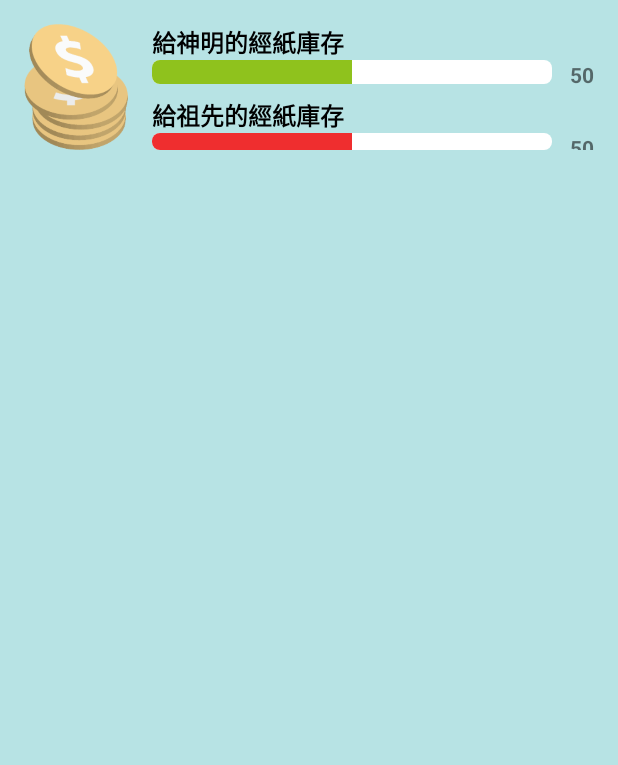
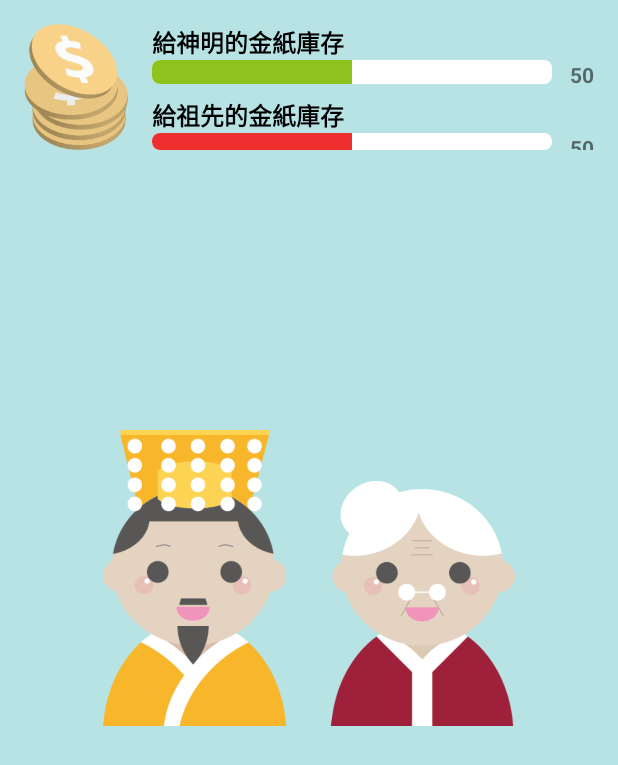
Before and after one commit to zzdanny/conlab_e-burner, an Android app: the screen it shows after launch (ChooseActivity), after a tap on "登入", on a phone screen of 412 x 824 dp. Shown: the top 765 px of the screen. Run offline under Robolectric (Android 15) with nearby library versions, the phone set to English and light mode, and no system bars; 4 statements that could not run were skipped.

Commit message:
Layout choose_target. Rename MainActivity to LoginActivity.

```diff
--- a/app/src/main/AndroidManifest.xml
+++ b/app/src/main/AndroidManifest.xml
@@ -12,7 +12,7 @@
         android:supportsRtl="true"
         android:theme="@style/AppTheme">
         <activity
-            android:name=".activity.MainActivity"
+            android:name=".activity.LoginActivity"
             android:screenOrientation="portrait">
             <intent-filter>
                 <action android:name="android.intent.action.MAIN" />
--- a/app/src/main/java/tw/ntust/e_burner/activity/ChooseActivity.java
+++ b/app/src/main/java/tw/ntust/e_burner/activity/ChooseActivity.java
@@ -2,14 +2,34 @@ package tw.ntust.e_burner.activity;
 
 import android.app.Activity;
 import android.os.Bundle;
+import android.view.View;
+import android.widget.ImageView;
 
 import tw.ntust.e_burner.R;
 
 public class ChooseActivity extends Activity {
 
+    private ImageView imgEmperor, imgAncestor;
+
     @Override
     protected void onCreate(Bundle savedInstanceState) {
         super.onCreate(savedInstanceState);
-        setContentView(R.layout.activity_choose);
+        setContentView(R.layout.choose_target);
+        initComponents_chooseTarget();
     }
+
+    private void initComponents_chooseTarget() {
+        imgEmperor = (ImageView) findViewById(R.id.chooseAmount_imgEmperor);
+        imgAncestor = (ImageView) findViewById(R.id.chooseAmount_imgAncestor);
+
+        View.OnClickListener onChooseTargetClickListener = new View.OnClickListener() {
+            @Override
+            public void onClick(View view) {
+
+            }
+        };
+        imgEmperor.setOnClickListener(onChooseTargetClickListener);
+        imgAncestor.setOnClickListener(onChooseTargetClickListener);
+    }
+
 }
--- a/app/src/main/java/tw/ntust/e_burner/activity/MainActivity.java
+++ b/app/src/main/java/tw/ntust/e_burner/activity/LoginActivity.java
@@ -8,19 +8,15 @@ import android.widget.Button;
 
 import tw.ntust.e_burner.R;
 
-public class MainActivity extends AppCompatActivity {
+public class LoginActivity extends AppCompatActivity {
 
     private Button btnLogin;
 
     @Override
     protected void onCreate(Bundle savedInstanceState) {
         super.onCreate(savedInstanceState);
-        setContentView(R.layout.activity_main);
+        setContentView(R.layout.activity_login);
         initComponents();
-
-        // ---------- FOR DEBUG ----------
-        // startActivity(new Intent(MainActivity.this, SelectDevice.class));
-        // -------------------------------
     }
 
     private void initComponents() {
@@ -29,7 +25,7 @@ public class MainActivity extends AppCompatActivity {
         btnLogin.setOnClickListener(new View.OnClickListener() {
             @Override
             public void onClick(View view) {
-                startActivity(new Intent(MainActivity.this, ChooseActivity.class));
+                startActivity(new Intent(LoginActivity.this, ChooseActivity.class));
                 finish();
             }
         });
--- a/app/src/main/res/layout/activity_choose.xml
+++ b/app/src/main/res/layout/activity_choose.xml
@@ -35,7 +35,7 @@
                 android:layout_height="wrap_content"
                 android:textAppearance="?android:attr/textAppearanceSmall"
                 android:textStyle="bold"
-                android:text="給神明的經紙庫存"
+                android:text="給神明的金紙庫存"
                 android:textColor="#000"
                 android:textSize="16sp" />
 
@@ -72,7 +72,7 @@
                 android:layout_width="wrap_content"
                 android:layout_height="wrap_content"
                 android:textAppearance="?android:attr/textAppearanceSmall"
-                android:text="給祖先的經紙庫存"
+                android:text="給祖先的金紙庫存"
                 android:id="@+id/textView3"
                 android:textStyle="bold"
                 android:textColor="#000"
@@ -112,12 +112,4 @@
 
     </LinearLayout>
 
-    <FrameLayout
-        android:layout_width="match_parent"
-        android:layout_height="match_parent"
-        android:layout_below="@+id/linearLayout"
-        android:layout_alignParentStart="true"
-        android:layout_alignParentEnd="true"
-        android:id="@+id/choose_layoutContent"></FrameLayout>
-
 </RelativeLayout>
--- a/app/src/main/res/layout/activity_main.xml
+++ b/app/src/main/res/layout/activity_login.xml
@@ -7,7 +7,7 @@
     android:paddingLeft="@dimen/activity_horizontal_margin"
     android:paddingRight="@dimen/activity_horizontal_margin"
     android:paddingTop="@dimen/activity_vertical_margin"
-    tools:context=".activity.MainActivity">
+    tools:context=".activity.LoginActivity">
 
     <LinearLayout
         android:orientation="vertical"
--- /dev/null
+++ b/app/src/main/res/layout/choose_target.xml
@@ -0,0 +1,67 @@
+<?xml version="1.0" encoding="utf-8"?>
+<RelativeLayout xmlns:android="http://schemas.android.com/apk/res/android"
+    android:layout_width="match_parent"
+    android:layout_height="match_parent">
+
+    <include layout="@layout/activity_choose"
+        android:layout_width="match_parent"
+        android:layout_height="wrap_content"> </include>
+
+    <LinearLayout
+        android:orientation="horizontal"
+        android:layout_width="match_parent"
+        android:layout_height="250dp"
+        android:layout_centerHorizontal="true"
+        android:layout_centerVertical="true">
+
+        <Space
+            android:layout_width="0dp"
+            android:layout_height="match_parent"
+            android:layout_weight="0.5" />
+
+        <TableLayout
+            android:layout_width="0dp"
+            android:layout_height="match_parent"
+            android:layout_weight="2">
+
+            <TableRow
+                android:layout_width="match_parent"
+                android:layout_height="match_parent">
+
+                <ImageView
+                    android:layout_width="0dp"
+                    android:layout_height="wrap_content"
+                    android:id="@+id/chooseTarget_imgEmperor"
+                    android:tag="emperor"
+                    android:src="@drawable/pic_emperor"
+                    android:adjustViewBounds="true"
+                    android:scaleType="fitCenter"
+                    android:layout_gravity="center_horizontal"
+                    android:layout_weight="1" />
+
+                <ImageView
+                    android:layout_width="0dp"
+                    android:layout_height="wrap_content"
+                    android:id="@+id/chooseTarget_imgAncestor"
+                    android:tag="ancestor"
+                    android:src="@drawable/pic_ancestor"
+                    android:adjustViewBounds="true"
+                    android:layout_marginLeft="30sp"
+                    android:scaleType="fitCenter"
+                    android:layout_gravity="bottom"
+                    android:layout_weight="1" />
+            </TableRow>
+
+            <TableRow
+                android:layout_width="match_parent"
+                android:layout_height="match_parent" />
+        </TableLayout>
+
+        <Space
+            android:layout_width="0dp"
+            android:layout_height="match_parent"
+            android:layout_weight="0.5" />
+
+    </LinearLayout>
+
+</RelativeLayout>
```
Also changed, not shown: app/src/main/res/drawable/ic_ancestor.png (deleted), app/src/main/res/drawable/ic_emperor.png (deleted), app/src/main/res/drawable/pic_ancestor.png (added), app/src/main/res/drawable/pic_emperor.png (added).
